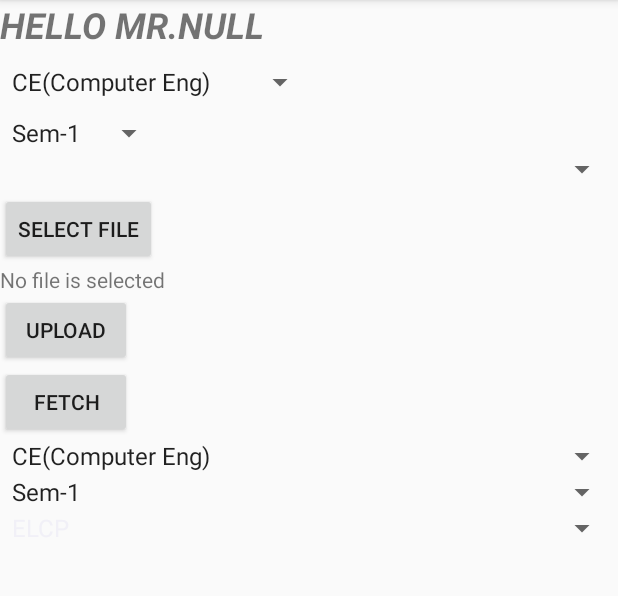
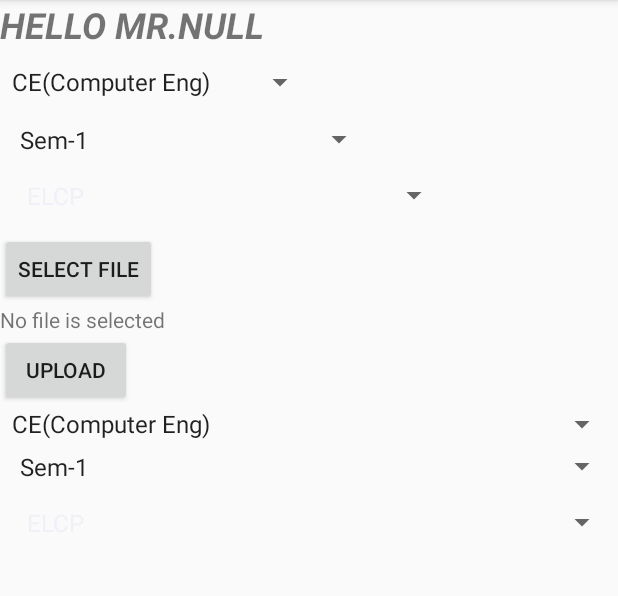
Before and after one commit to jaypatel707/DocSharingFaculty, an Android app: the Fac_Dash screen opened directly, with no data from a screen before it, on a phone screen of 412 x 824 dp, the part 84-680 px from its top. Run offline under Robolectric (Android 15) with nearby library versions, the phone set to English and light mode, and no system bars; our stand-ins replace Firebase (no records; nobody signed in at launch, a user with empty details on screens opened directly).

Commit message:
initial commit

```diff
--- a/app/src/main/java/com/example/jaykpatel/docsharing_t/MyAdapter.java
+++ b/app/src/main/java/com/example/jaykpatel/docsharing_t/MyAdapter.java
@@ -56,6 +56,7 @@ public class MyAdapter extends RecyclerView.Adapter<MyAdapter.ViewHolder> {
     public class ViewHolder extends RecyclerView.ViewHolder{
         TextView nameOfFiles;
 
+
         public ViewHolder(View itemView)
         {
             super(itemView);
@@ -70,6 +71,8 @@ public class MyAdapter extends RecyclerView.Adapter<MyAdapter.ViewHolder> {
                     intent.setData(Uri.parse(urls.get(position)));
                     context.startActivity(intent);
 
+
+
                 }
             });
         }
--- a/app/src/main/res/layout/activity_fac__dash.xml
+++ b/app/src/main/res/layout/activity_fac__dash.xml
@@ -24,15 +24,20 @@
         android:entries="@array/Branch" />
     <Spinner
         android:id="@+id/spinner_sem"
-        android:layout_width="wrap_content"
+        android:layout_width="250dp"
         android:layout_height="wrap_content"
         android:layout_marginTop="10dp"
         android:entries="@array/Semester"
+        android:paddingLeft="10dp"
+        android:padding="5dp"
         />
     <Spinner
-        android:layout_width="match_parent"
+        android:layout_width="300dp"
         android:layout_height="wrap_content"
-        android:id="@+id/spinner_sub">
+        android:id="@+id/spinner_sub"
+        android:paddingLeft="20dp"
+        android:padding="10dp"
+        >
 
     </Spinner>
 
@@ -61,12 +66,6 @@
         android:text="Upload" />
 
 
-    <Button
-        android:id="@+id/button_Fetch"
-        android:layout_width="wrap_content"
-        android:layout_height="wrap_content"
-        android:text="Fetch" />
-
     <Spinner
         android:id="@+id/spinnerFatchBranch"
         android:layout_width="match_parent"
@@ -79,11 +78,16 @@
         android:layout_width="match_parent"
         android:layout_height="wrap_content"
         android:entries="@array/Semester"
+        android:paddingLeft="10dp"
+        android:padding="5dp"
         />
     <Spinner
         android:layout_width="match_parent"
         android:layout_height="wrap_content"
-        android:id="@+id/spinner_sub_fetch"/>
+        android:id="@+id/spinner_sub_fetch"
+        android:paddingLeft="20dp"
+        android:padding="10dp"
+        />
 
     <android.support.v7.widget.RecyclerView
 
@@ -92,6 +96,7 @@
         android:layout_width="match_parent"
         android:layout_height="wrap_content"
         android:layout_marginLeft="15dp"
-        android:layout_marginRight="15dp" />
+        android:layout_marginRight="15dp"
+        android:layoutMode="clipBounds"/>
 
 </LinearLayout>
```
Also changed, not shown: app/src/main/AndroidManifest.xml (+7 -5 lines), app/src/main/java/com/example/jaykpatel/docsharing_t/Fac_Dash.java (+155 -9 lines), app/src/main/java/com/example/jaykpatel/docsharing_t/FileView.java (added, +13 -0 lines), app/src/main/res/layout/activity_file_view.xml (added, +9 -0 lines).
